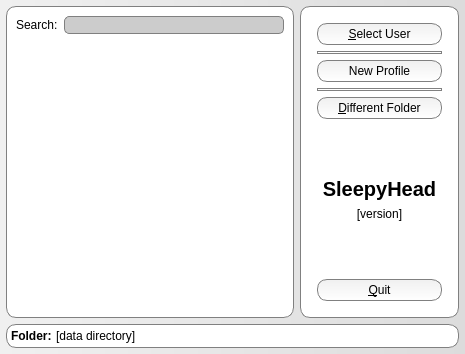
Qt form sleepyhead/profileselect.ui (sbonaime/sleepyhead-code.) before a commit.
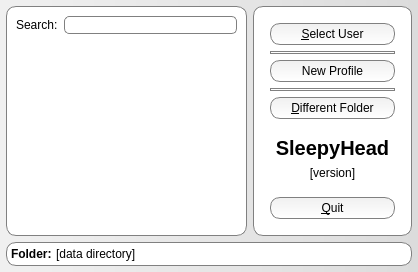
The same form after that commit. Icons and pictures are not drawn.

The edit to the form file:
```diff
--- a/sleepyhead/profileselect.ui
+++ b/sleepyhead/profileselect.ui
@@ -6,8 +6,8 @@
    <rect>
     <x>0</x>
     <y>0</y>
-    <width>465</width>
-    <height>354</height>
+    <width>418</width>
+    <height>272</height>
    </rect>
   </property>
   <property name="windowTitle">
@@ -22,6 +22,20 @@
  background:  qlineargradient(spread:pad, x1:0, y1:0, x2:1, y2:0, stop:0 rgba(240, 240, 240, 255), stop:1 rgba(220, 220, 220, 255));
 }
 
+QGroupBox {
+     background-color: white;
+     border: 1px solid gray;
+     border-radius: 5px;
+     margin-top: 3ex; /* leave space at the top for the title */
+ }
+
+ QGroupBox::title {
+     subcontrol-origin: margin;
+     subcontrol-position: top center; /* position at the top center */
+     padding: 2px;
+     background-color: white;
+}
+
 QFrame {
 background:  white;
 border: 1px solid gray;
@@ -30,6 +44,7 @@
 
 QLabel {
 background: transparent;
+border: 0px;
 }
 
 QPushButton {
@@ -50,12 +65,10 @@
 background: gray;
 }
 
-
-
 QLineEdit {
 border-radius: 5px;
 border: 1px solid gray;
-background: #cccccc;
+background: white;
 }</string>
   </property>
   <layout class="QVBoxLayout" name="verticalLayout_3">
```
